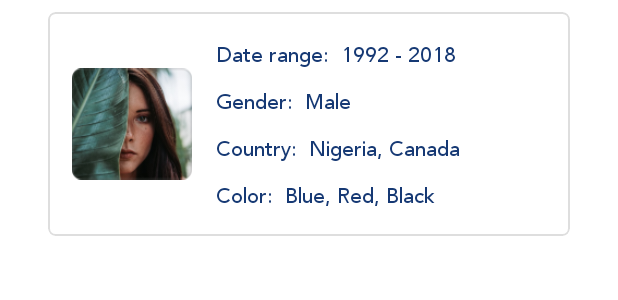
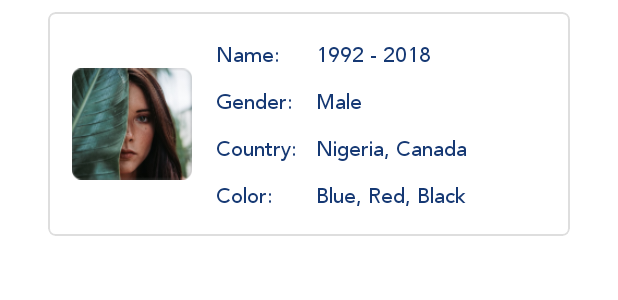
Before and after one commit to boluok/Car-Owner-Filter, an Android app: the layout item_filter.xml on its own in the app's theme, with its tools: preview values and no code run, on a phone screen of 412 x 824 dp. Shown: the top 300 px of the screen. Run offline under Robolectric (Android 15) with nearby library versions, the phone set to English and light mode, and no system bars.

Commit message:
Filter Fragment Done

```diff
--- a/app/src/main/java/com/example/carownersfilter/utils/ImageUtils.kt
+++ b/app/src/main/java/com/example/carownersfilter/utils/ImageUtils.kt
@@ -8,3 +8,7 @@ import com.bumptech.glide.Glide
 fun ImageView.loadImage(resource:Int,context: Context){
     Glide.with(context).load(resource).into(this)
 }
+
+fun ImageView.loadImage(url:String,context: Context){
+    Glide.with(context).load(url).into(this)
+}
--- a/app/src/main/java/com/example/carownersfilter/utils/Utils.kt
+++ b/app/src/main/java/com/example/carownersfilter/utils/Utils.kt
@@ -91,3 +91,7 @@ object Utils{
 
 
 }
+
+fun String.normalcase(): String{
+    return this.toLowerCase().capitalize()
+}
--- a/app/src/main/java/com/example/carownersfilter/viewmodel/CarOwnersViewModel.kt
+++ b/app/src/main/java/com/example/carownersfilter/viewmodel/CarOwnersViewModel.kt
@@ -9,6 +9,7 @@ import androidx.lifecycle.viewModelScope
 import com.example.carownersfilter.R
 import com.example.carownersfilter.local.room.PaperPrefs
 import com.example.carownersfilter.local.room.getBooleanPref
+import com.example.carownersfilter.local.room.savePref
 import com.example.carownersfilter.repository.CarOwnerRepository
 import com.example.carownersfilter.utils.CheckPermissionUtil
 import com.github.doyaaaaaken.kotlincsv.dsl.csvReader
@@ -26,8 +27,8 @@ class CarOwnersViewModel(private  val carOwnerRepository: CarOwnerRepository,pri
         viewModelScope.launch {
             val csvData = withContext(IO){context.resources.openRawResource(R.raw.car_ownsers_data)}
             val rows: List<List<String>> = withContext(IO){csvReader().readAll(csvData)}
-            println(rows[0])
             carOwnerRepository.saveCSCData(rows)
+            paperPrefs.savePref(PaperPrefs.DATALOADED,true)
             onDataSaveSuccessful.value = FileStatus.FOUND
         }
     }
--- a/app/src/main/java/com/example/carownersfilter/viewmodel/FiltersViewModel.kt
+++ b/app/src/main/java/com/example/carownersfilter/viewmodel/FiltersViewModel.kt
@@ -5,10 +5,9 @@ import com.example.carownersfilter.repository.FiltersRepository
 
 class FiltersViewModel (private val filtersRepository: FiltersRepository):BaseViewModel(){
     val allFiltersResponse = SingleLiveEvent<List<Filters>>()
-    var allFilters = listOf<Filters>()
+    var allFilters = mutableListOf<Filters>()
     fun getAllFiltersAPI(){
         apiRequestGET(filtersRepository::getFiltersRemote,allFiltersResponse,{"Something went wrong"},{
-            allFilters = it
         })
     }
 }
--- a/app/src/main/res/layout/item_filter.xml
+++ b/app/src/main/res/layout/item_filter.xml
@@ -35,7 +35,7 @@
                 android:layout_marginStart="16dp"
                 android:layout_marginLeft="16dp"
                 android:layout_marginTop="16dp"
-                android:text="Date range:"
+                android:text="Name:"
                 app:layout_constraintEnd_toStartOf="@+id/textViewDateRange"
                 app:layout_constraintHorizontal_bias="0.5"
                 app:layout_constraintStart_toEndOf="@+id/ivProfileImage"
@@ -46,8 +46,8 @@
                 style="@style/FilterHeader"
                 android:layout_width="0dp"
                 android:layout_height="wrap_content"
-                android:layout_marginStart="8dp"
-                android:layout_marginLeft="8dp"
+                android:layout_marginStart="24dp"
+                android:layout_marginLeft="24dp"
                 android:layout_marginEnd="16dp"
                 android:layout_marginRight="16dp"
                 android:text="1992 - 2018"
@@ -59,7 +59,7 @@
             <TextView
                 android:id="@+id/textView8"
                 style="@style/FilterHeader"
-                android:layout_width="wrap_content"
+                android:layout_width="0dp"
                 android:layout_height="wrap_content"
                 android:layout_marginTop="8dp"
                 android:text="Gender:"
@@ -72,69 +72,60 @@
                 style="@style/FilterHeader"
                 android:layout_width="0dp"
                 android:layout_height="wrap_content"
-                android:layout_marginStart="8dp"
-                android:layout_marginLeft="8dp"
                 android:layout_marginEnd="16dp"
                 android:layout_marginRight="16dp"
                 android:text="Male"
                 app:layout_constraintBaseline_toBaselineOf="@+id/textView8"
                 app:layout_constraintEnd_toEndOf="parent"
-                app:layout_constraintHorizontal_bias="0.5"
-                app:layout_constraintStart_toEndOf="@+id/textView8" />
+                app:layout_constraintStart_toStartOf="@+id/textViewDateRange" />
 
             <TextView
                 android:id="@+id/textView10"
                 style="@style/FilterHeader"
-                android:layout_width="wrap_content"
+                android:layout_width="0dp"
                 android:layout_height="wrap_content"
-                android:layout_marginTop="8dp"
                 android:text="Country:"
+                app:layout_constraintBaseline_toBaselineOf="@+id/textViewCountry"
                 app:layout_constraintEnd_toStartOf="@+id/textViewCountry"
-                app:layout_constraintStart_toStartOf="@+id/textView6"
-                app:layout_constraintTop_toBottomOf="@+id/textViewGender" />
+                app:layout_constraintStart_toStartOf="@+id/textView6" />
 
             <TextView
                 android:id="@+id/textViewCountry"
                 style="@style/FilterHeader"
                 android:layout_width="0dp"
                 android:layout_height="wrap_content"
-                android:layout_marginStart="8dp"
-                android:layout_marginLeft="8dp"
+                android:layout_marginTop="8dp"
                 android:layout_marginEnd="16dp"
                 android:layout_marginRight="16dp"
                 android:text="Nigeria, Canada"
-                app:layout_constraintBaseline_toBaselineOf="@+id/textView10"
                 app:layout_constraintEnd_toEndOf="parent"
-                app:layout_constraintHorizontal_bias="0.5"
-                app:layout_constraintStart_toEndOf="@+id/textView10" />
+                app:layout_constraintStart_toStartOf="@+id/textViewDateRange"
+                app:layout_constraintTop_toBottomOf="@+id/textViewGender" />
 
             <TextView
                 android:id="@+id/textView12"
                 style="@style/FilterHeader"
-                android:layout_width="wrap_content"
+                android:layout_width="0dp"
                 android:layout_height="wrap_content"
-                android:layout_marginTop="8dp"
-                android:layout_marginBottom="16dp"
                 android:text="Color:"
-                app:layout_constraintBottom_toBottomOf="parent"
+                app:layout_constraintBaseline_toBaselineOf="@+id/textViewColor"
                 app:layout_constraintEnd_toStartOf="@+id/textViewColor"
-                app:layout_constraintStart_toStartOf="@+id/textView6"
-                app:layout_constraintTop_toBottomOf="@+id/textViewCountry" />
+                app:layout_constraintStart_toStartOf="@+id/textView6" />
 
             <TextView
                 android:id="@+id/textViewColor"
                 style="@style/FilterHeader"
                 android:layout_width="0dp"
                 android:layout_height="wrap_content"
-                android:layout_marginStart="8dp"
-                android:layout_marginLeft="8dp"
+                android:layout_marginTop="8dp"
                 android:layout_marginEnd="16dp"
                 android:layout_marginRight="16dp"
+                android:layout_marginBottom="16dp"
                 android:text="Blue, Red, Black"
-                app:layout_constraintBaseline_toBaselineOf="@+id/textView12"
+                app:layout_constraintBottom_toBottomOf="parent"
                 app:layout_constraintEnd_toEndOf="parent"
-                app:layout_constraintHorizontal_bias="0.5"
-                app:layout_constraintStart_toEndOf="@+id/textView12" />
+                app:layout_constraintStart_toStartOf="@+id/textViewDateRange"
+                app:layout_constraintTop_toBottomOf="@+id/textViewCountry" />
 
             <ImageView
                 android:id="@+id/ivProfileImage"
@@ -146,6 +137,19 @@
                 app:layout_constraintStart_toStartOf="parent"
                 app:layout_constraintTop_toTopOf="@+id/textView6"
                 app:srcCompat="@drawable/dummy_image" />
+
+            <androidx.constraintlayout.widget.Group
+                android:id="@+id/groupCountry"
+                android:layout_width="wrap_content"
+                android:layout_height="wrap_content"
+                android:visibility="visible"
+                app:constraint_referenced_ids="textViewCountry,textView10" />
+
+            <androidx.constraintlayout.widget.Group
+                android:id="@+id/groupColor"
+                android:layout_width="wrap_content"
+                android:layout_height="wrap_content"
+                app:constraint_referenced_ids="textView12,textViewColor" />
         </androidx.constraintlayout.widget.ConstraintLayout>
     </com.google.android.material.card.MaterialCardView>
 </androidx.constraintlayout.widget.ConstraintLayout>
```
Also changed, not shown: app/src/main/java/com/example/carownersfilter/utils/ViewUtils.kt (+14 -64 lines), app/src/main/java/com/example/carownersfilter/views/FilersDiffUtils.kt (added, +50 -0 lines), app/src/main/java/com/example/carownersfilter/views/MyFiltersFragment.kt (+49 -3 lines), app/src/main/res/layout/fragment_my_filters.xml (+31 -1 lines), app/src/main/res/drawable-hdpi/no_filter_image.png (added), app/src/main/res/drawable-ldpi/no_filter_image.png (added), app/src/main/res/drawable-mdpi/no_filter_image.png (added), app/src/main/res/drawable-xhdpi/no_filter_image.png (added), app/src/main/res/drawable-xxhdpi/no_filter_image.png (added), app/src/main/res/drawable-xxxhdpi/no_filter_image.png (added), app/src/main/res/no_filter_image.png (added).
